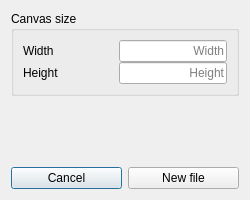
Above: NewFileDialog/NewFileDialog.ui from voidThread/spacePaint before the change. Below: the same form after it.
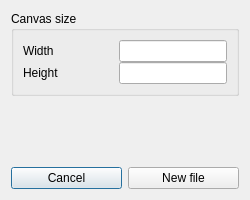
That is the form after the change.

```diff
--- a/NewFileDialog/NewFileDialog.ui
+++ b/NewFileDialog/NewFileDialog.ui
@@ -83,7 +83,7 @@
              </sizepolicy>
             </property>
             <property name="layoutDirection">
-             <enum>Qt::LeftToRight</enum>
+             <enum>Qt::RightToLeft</enum>
             </property>
             <property name="inputMask">
              <string>99999</string>
@@ -95,7 +95,7 @@
              <set>Qt::AlignRight|Qt::AlignTrailing|Qt::AlignVCenter</set>
             </property>
             <property name="placeholderText">
-             <string>Width</string>
+             <string/>
             </property>
            </widget>
           </item>
@@ -130,6 +130,9 @@
               <verstretch>0</verstretch>
              </sizepolicy>
             </property>
+            <property name="layoutDirection">
+             <enum>Qt::RightToLeft</enum>
+            </property>
             <property name="inputMask">
              <string>99999</string>
             </property>
@@ -137,7 +140,7 @@
              <set>Qt::AlignRight|Qt::AlignTrailing|Qt::AlignVCenter</set>
             </property>
             <property name="placeholderText">
-             <string>Height</string>
+             <string notr="true"/>
             </property>
            </widget>
           </item>
```
